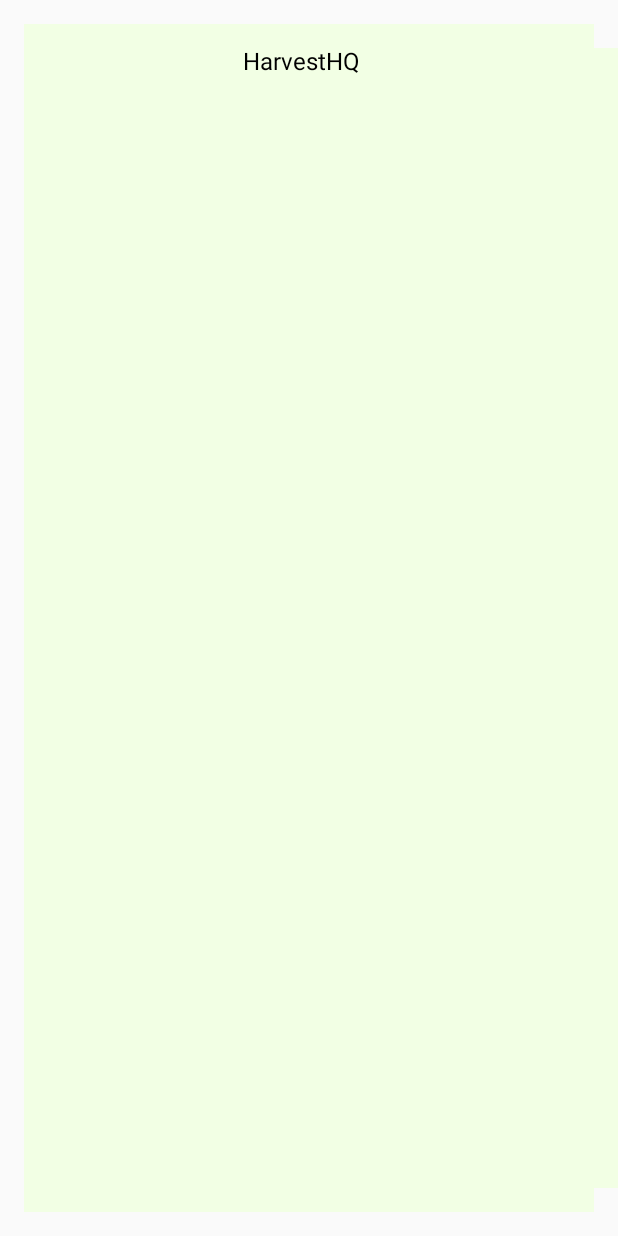
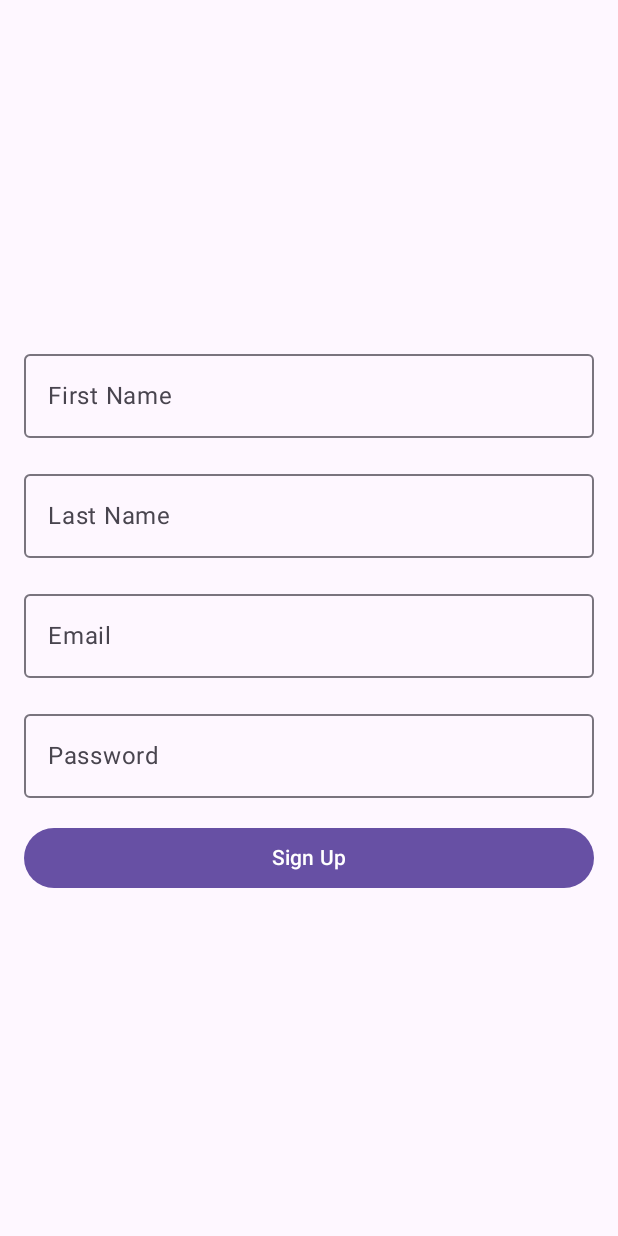
Before and after one commit to Nelson-Tommogo/HarvestHQ1, an Android app built with Jetpack Compose: the screen it shows after launch (MainActivity), on a phone screen of 412 x 824 dp. Run offline under Robolectric (Android 15) with nearby library versions, the phone set to English and light mode, and no system bars; missing, so only their content is drawn: HarvestHQTheme.

```diff
--- a/app/src/main/java/com/example/harvesthq/Auth/signup.kt
+++ b/app/src/main/java/com/example/harvesthq/Auth/signup.kt
@@ -1,43 +1,102 @@
-package com.example.harvesthq.Auth
 
 import androidx.compose.foundation.background
-import androidx.compose.foundation.layout.fillMaxSize
-import androidx.compose.foundation.layout.offset
-import androidx.compose.foundation.layout.padding
-import androidx.compose.material3.Surface
-import androidx.compose.runtime.Composable
+import androidx.compose.foundation.layout.*
+import androidx.compose.foundation.text.KeyboardOptions
+import androidx.compose.material3.Button
+import androidx.compose.material3.MaterialTheme
+import androidx.compose.material3.OutlinedTextField
+import androidx.compose.material3.Text
+import androidx.compose.runtime.*
+import androidx.compose.ui.Alignment
 import androidx.compose.ui.Modifier
-import androidx.compose.ui.graphics.Color
-import androidx.compose.ui.res.colorResource
-import androidx.compose.ui.res.stringResource
+import androidx.compose.ui.text.input.ImeAction
+import androidx.compose.ui.text.input.KeyboardType
+import androidx.compose.ui.text.input.PasswordVisualTransformation
 import androidx.compose.ui.tooling.preview.Preview
 import androidx.compose.ui.unit.dp
-import com.example.harvesthq.R
-import com.example.harvesthq.components.NormalTextComponent
-
+import com.example.harvesthq.ui.UI.HarvestHQTheme
 
 @Composable
-fun signup() {
-    val green = colorResource(id = R.color.green)
-    val green1 = colorResource(id = R.color.green1)
-    val green2 = colorResource(id = R.color.green2)
-    val green3 = colorResource(id = R.color.green3)
-    Surface(
+fun SignupScreen(onSignup: (String, String, String, String) -> Unit) {
+    var firstName by remember { mutableStateOf("") }
+    var lastName by remember { mutableStateOf("") }
+    var email by remember { mutableStateOf("") }
+    var password by remember { mutableStateOf("") }
+
+    Column(
         modifier = Modifier
             .fillMaxSize()
-            .padding(16.dp)
-            .background(color = green)
-            .padding(16.dp)
-            .offset(x = 130.dp),
-        color = green,
-        contentColor = Color.Black
-    )
-    {
-        NormalTextComponent(value = stringResource(R.string.Title))
+            .background(MaterialTheme.colorScheme.background)
+            .padding(16.dp),
+        horizontalAlignment = Alignment.CenterHorizontally,
+        verticalArrangement = Arrangement.Center
+    ) {
+        // Text fields for entering user details
+        OutlinedTextField(
+            value = firstName,
+            onValueChange = { firstName = it },
+            label = { Text("First Name") },
+            keyboardOptions = KeyboardOptions.Default.copy(
+                keyboardType = KeyboardType.Text,
+                imeAction = ImeAction.Done
+            ),
+            modifier = Modifier
+                .fillMaxWidth()
+                .padding(bottom = 16.dp)
+        )
+
+        OutlinedTextField(
+            value = lastName,
+            onValueChange = { lastName = it },
+            label = { Text("Last Name") },
+            keyboardOptions = KeyboardOptions.Default.copy(
+                keyboardType = KeyboardType.Text,
+                imeAction = ImeAction.Done
+            ),
+            modifier = Modifier
+                .fillMaxWidth()
+                .padding(bottom = 16.dp)
+        )
+
+        OutlinedTextField(
+            value = email,
+            onValueChange = { email = it },
+            label = { Text("Email") },
+            keyboardOptions = KeyboardOptions.Default.copy(
+                keyboardType = KeyboardType.Text,
+                imeAction = ImeAction.Done
+            ),
+            modifier = Modifier
+                .fillMaxWidth()
+                .padding(bottom = 16.dp)
+        )
+        OutlinedTextField(
+            value = password,
+            onValueChange = { password = it },
+            label = { Text("Password") },
+            visualTransformation = PasswordVisualTransformation(),
+            keyboardOptions = KeyboardOptions.Default.copy(
+                keyboardType = KeyboardType.Password,
+                imeAction = ImeAction.Done
+            ),
+            modifier = Modifier
+                .fillMaxWidth()
+                .padding(bottom = 16.dp)        )
+
+        // Button for signup
+        Button(
+            onClick = { onSignup(firstName, lastName, email, password) },
+            modifier = Modifier.fillMaxWidth()
+        ) {
+            Text("Sign Up")
+        }
     }
 }
-@Preview
+
+@Preview(showBackground = true)
 @Composable
-fun DefaultPreviewOfSignUpScreen(){
-    signup()
+fun SignupScreenPreview() {
+    HarvestHQTheme {
+        SignupScreen { s, s2, s3, s4 ->  }
+    }
 }
--- a/app/src/main/java/com/example/harvesthq/components/appcomponents.kt
+++ b/app/src/main/java/com/example/harvesthq/components/appcomponents.kt
@@ -12,7 +12,6 @@ import androidx.compose.ui.text.font.FontWeight
 import androidx.compose.ui.tooling.preview.Preview
 import androidx.compose.ui.unit.dp
 import androidx.compose.ui.unit.sp
-import com.example.harvesthq.Auth.signup
 import kotlin.math.min
 
 @Composable
--- a/app/src/main/java/com/example/harvesthq/navigation/navigation.kt
+++ b/app/src/main/java/com/example/harvesthq/navigation/navigation.kt
@@ -1,11 +1,11 @@
 package com.example.harvesthq.navigation
 
 import AnimatedLogo
+import SignupScreen
 import androidx.compose.runtime.Composable
 import androidx.navigation.NavHostController
 import androidx.navigation.compose.NavHost
 import androidx.navigation.compose.composable
-import com.example.harvesthq.Auth.signup
 
 sealed class Screen(val route: String) {
     object Logo : Screen("logo")
@@ -21,7 +21,7 @@ fun SetupNavigation(navController: NavHostController) {
             }
         }
         composable(Screen.SignUp.route) {
-            signup()
+            SignupScreen { s, s2, s3, s4 ->  }
         }
     }
 }
```
Also changed, not shown: app/src/main/java/com/example/harvesthq/Auth/login.kt (+72 -2 lines).
